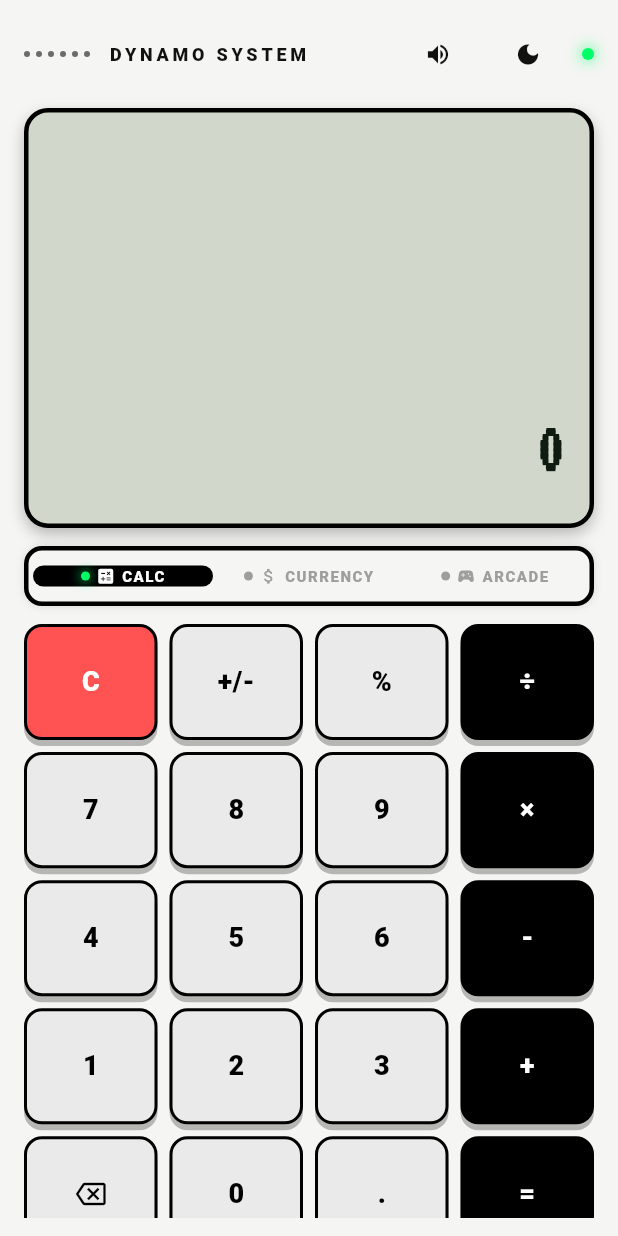
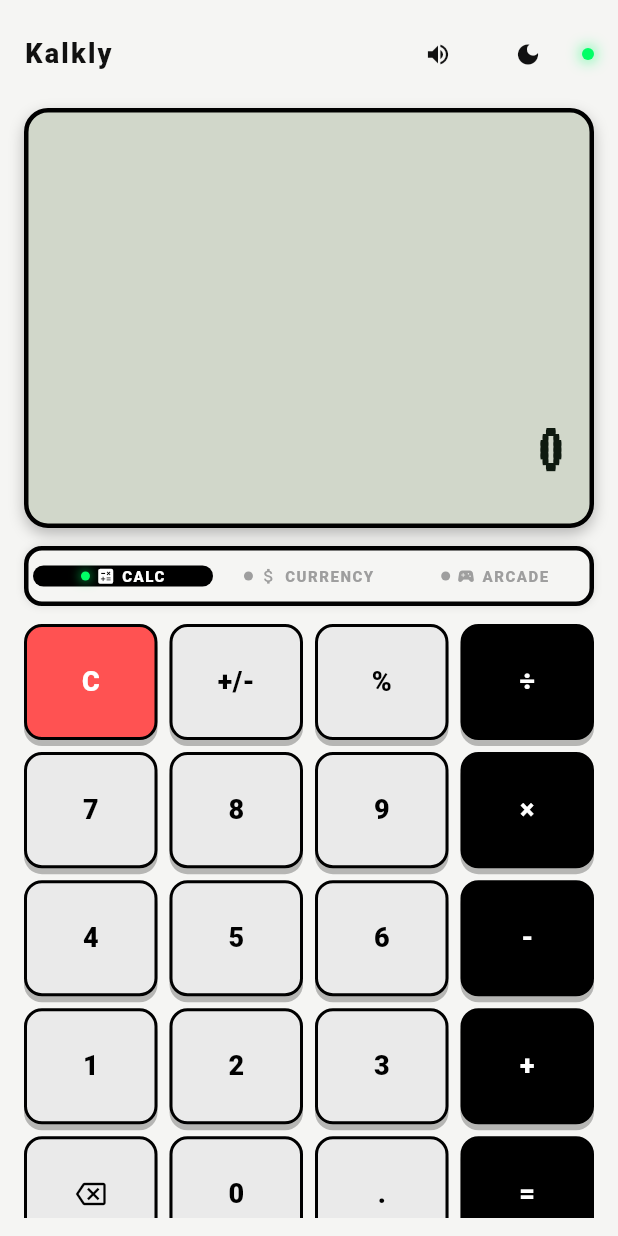
Before and after one commit to paperlinkos/kalkly, a Flutter app: the screen it shows after launch, on a phone screen of 412 x 824 dp. Run offline on Flutter 3.47's test engine with Material 3 defaults, Android fonts, the phone set to English and light mode, and no system bars; our stand-ins replace google_fonts, shared_preferences.

Commit message:
feat: display Kalkly title on top-left of header across all modes

```diff
--- a/lib/widgets/device_frame.dart
+++ b/lib/widgets/device_frame.dart
@@ -39,7 +39,6 @@ class DeviceFrame extends StatelessWidget {
                 crossAxisAlignment: CrossAxisAlignment.center,
                 children: [
                   // Left Side Header Branding
-                  if (mode == 'ARCADE')
                   Text(
                     'Kalkly',
                     style: TextStyle(
@@ -48,34 +47,6 @@ class DeviceFrame extends StatelessWidget {
                       letterSpacing: 1.5,
                       color: textMain,
                     ),
-                    )
-                  else
-                    Row(
-                      children: [
-                        Row(
-                          children: List.generate(6, (i) {
-                            return Container(
-                              width: 4,
-                              height: 4,
-                              margin: const EdgeInsets.only(right: 4),
-                              decoration: BoxDecoration(
-                                shape: BoxShape.circle,
-                                color: textMain.withOpacity(0.6),
-                              ),
-                            );
-                          }),
-                        ),
-                        const SizedBox(width: 8),
-                        Text(
-                          'DYNAMO SYSTEM',
-                          style: TextStyle(
-                            fontWeight: FontWeight.w900,
-                            fontSize: 12,
-                            letterSpacing: 2.5,
-                            color: textMain,
-                          ),
-                        ),
-                      ],
                   ),
 
                   // Right Side Toggle Buttons & Active LED
```
Also changed, not shown: 1 other file. Lines whose indentation alone changed are shown as unchanged.
